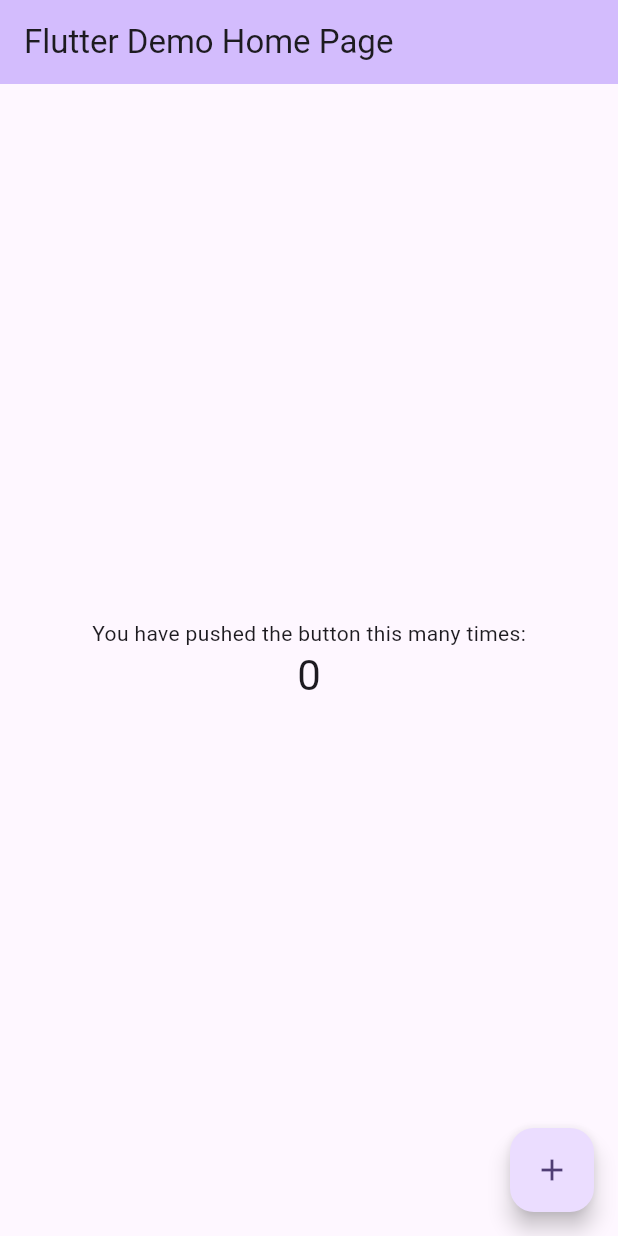
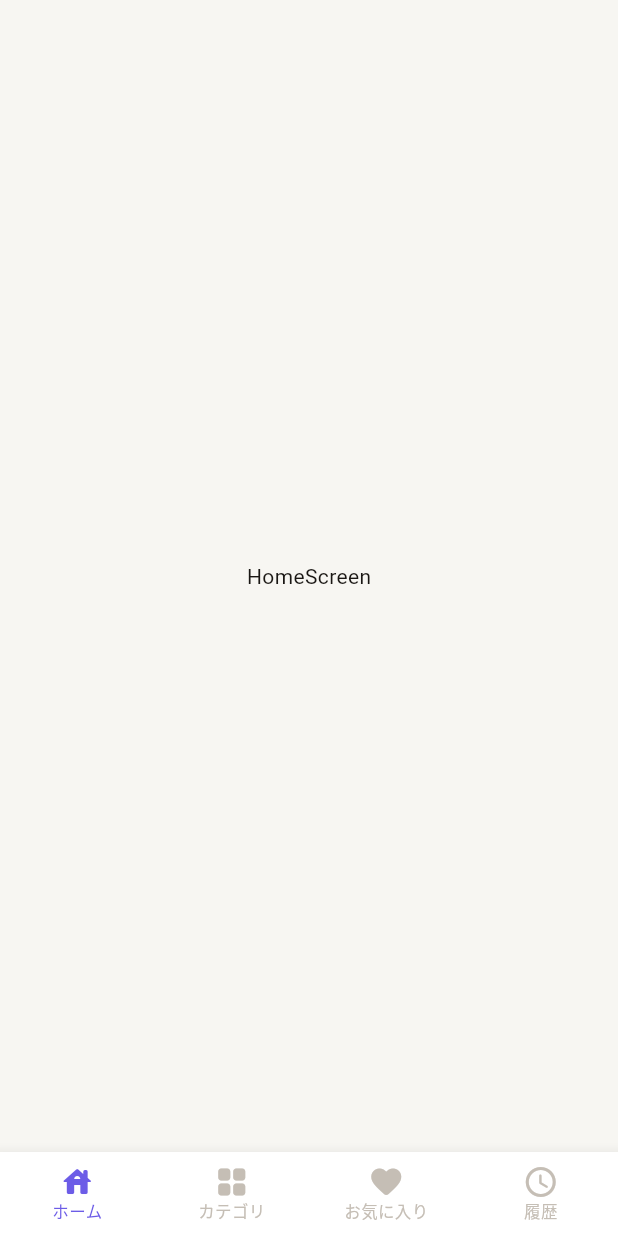
Before and after one commit to ayaka400/quizt_flutter, a Flutter app: the screen it shows after launch, on a phone screen of 412 x 824 dp. Run offline on Flutter 3.47's test engine with Material 3 defaults, Android fonts, the light colour scheme and no system bars; our stand-ins replace flutter_riverpod, hive; accounts and stored records are empty; Roboto replaces fonts that are missing (Helvetica Neue).

Commit message:
ナビゲーション骨格（BottomTab + 空画面）作成

```diff
--- /dev/null
+++ b/lib/app.dart
@@ -0,0 +1,47 @@
+import 'package:flutter/material.dart';
+import 'package:quizt_flutter/screens/category/category_screen.dart';
+import 'package:quizt_flutter/screens/favorites/favorites_screen.dart';
+import 'package:quizt_flutter/screens/history/history_screen.dart';
+import 'package:quizt_flutter/screens/home/home_screen.dart';
+import 'package:quizt_flutter/theme/app_theme.dart';
+
+class App extends StatefulWidget {
+  const App({super.key});
+
+  @override
+  State<App> createState() => _AppState();
+}
+
+class _AppState extends State<App> {
+  int _currentIndex = 0;
+
+  final _screens = const [
+    HomeScreen(),
+    CategoryScreen(),
+    FavoritesScreen(),
+    HistoryScreen(),
+  ];
+
+  @override
+  Widget build(BuildContext context) {
+    return Scaffold(
+      body: _screens[_currentIndex],
+      bottomNavigationBar: BottomNavigationBar(
+        currentIndex: _currentIndex,
+        onTap: (index) => setState(() => _currentIndex = index),
+        type: BottomNavigationBarType.fixed,
+        backgroundColor: AppTheme.surface,
+        selectedItemColor: AppTheme.accent,
+        unselectedItemColor: AppTheme.ink4,
+        selectedFontSize: 11,
+        unselectedFontSize: 11,
+        items: const [
+          BottomNavigationBarItem(icon: Icon(Icons.house_rounded), label: 'ホーム'),
+          BottomNavigationBarItem(icon: Icon(Icons.grid_view_rounded), label: 'カテゴリ'),
+          BottomNavigationBarItem(icon: Icon(Icons.favorite_rounded), label: 'お気に入り'),
+          BottomNavigationBarItem(icon: Icon(Icons.access_time_rounded), label: '履歴'),
+        ],
+      ),
+    );
+  }
+}
--- a/lib/main.dart
+++ b/lib/main.dart
@@ -1,122 +1,22 @@
 import 'package:flutter/material.dart';
+import 'package:flutter_riverpod/flutter_riverpod.dart';
+import 'package:quizt_flutter/screens/splash/splash_screen.dart';
+import 'package:quizt_flutter/theme/app_theme.dart';
 
 void main() {
-  runApp(const MyApp());
+  runApp(const ProviderScope(child: QuiztApp()));
 }
 
-class MyApp extends StatelessWidget {
-  const MyApp({super.key});
+class QuiztApp extends StatelessWidget {
+  const QuiztApp({super.key});
 
-  // This widget is the root of your application.
   @override
   Widget build(BuildContext context) {
     return MaterialApp(
-      title: 'Flutter Demo',
-      theme: ThemeData(
-        // This is the theme of your application.
-        //
-        // TRY THIS: Try running your application with "flutter run". You'll see
-        // the application has a purple toolbar. Then, without quitting the app,
-        // try changing the seedColor in the colorScheme below to Colors.green
-        // and then invoke "hot reload" (save your changes or press the "hot
-        // reload" button in a Flutter-supported IDE, or press "r" if you used
-        // the command line to start the app).
-        //
-        // Notice that the counter didn't reset back to zero; the application
-        // state is not lost during the reload. To reset the state, use hot
-        // restart instead.
-        //
-        // This works for code too, not just values: Most code changes can be
-        // tested with just a hot reload.
-        colorScheme: ColorScheme.fromSeed(seedColor: Colors.deepPurple),
-      ),
-      home: const MyHomePage(title: 'Flutter Demo Home Page'),
+      title: 'Quizt',
+      theme: AppTheme.theme,
+      debugShowCheckedModeBanner: false,
+      home: const SplashScreen(),
     );
   }
 }
-
-class MyHomePage extends StatefulWidget {
-  const MyHomePage({super.key, required this.title});
-
-  // This widget is the home page of your application. It is stateful, meaning
-  // that it has a State object (defined below) that contains fields that affect
-  // how it looks.
-
-  // This class is the configuration for the state. It holds the values (in this
-  // case the title) provided by the parent (in this case the App widget) and
-  // used by the build method of the State. Fields in a Widget subclass are
-  // always marked "final".
-
-  final String title;
-
-  @override
-  State<MyHomePage> createState() => _MyHomePageState();
-}
-
-class _MyHomePageState extends State<MyHomePage> {
-  int _counter = 0;
-
-  void _incrementCounter() {
-    setState(() {
-      // This call to setState tells the Flutter framework that something has
-      // changed in this State, which causes it to rerun the build method below
-      // so that the display can reflect the updated values. If we changed
-      // _counter without calling setState(), then the build method would not be
-      // called again, and so nothing would appear to happen.
-      _counter++;
-    });
-  }
-
-  @override
-  Widget build(BuildContext context) {
-    // This method is rerun every time setState is called, for instance as done
-    // by the _incrementCounter method above.
-    //
-    // The Flutter framework has been optimized to make rerunning build methods
-    // fast, so that you can just rebuild anything that needs updating rather
-    // than having to individually change instances of widgets.
-    return Scaffold(
-      appBar: AppBar(
-        // TRY THIS: Try changing the color here to a specific color (to
-        // Colors.amber, perhaps?) and trigger a hot reload to see the AppBar
-        // change color while the other colors stay the same.
-        backgroundColor: Theme.of(context).colorScheme.inversePrimary,
-        // Here we take the value from the MyHomePage object that was created by
-        // the App.build method, and use it to set our appbar title.
-        title: Text(widget.title),
-      ),
-      body: Center(
-        // Center is a layout widget. It takes a single child and positions it
-        // in the middle of the parent.
-        child: Column(
-          // Column is also a layout widget. It takes a list of children and
-          // arranges them vertically. By default, it sizes itself to fit its
-          // children horizontally, and tries to be as tall as its parent.
-          //
-          // Column has various properties to control how it sizes itself and
-          // how it positions its children. Here we use mainAxisAlignment to
-          // center the children vertically; the main axis here is the vertical
-          // axis because Columns are vertical (the cross axis would be
-          // horizontal).
-          //
-          // TRY THIS: Invoke "debug painting" (choose the "Toggle Debug Paint"
-          // action in the IDE, or press "p" in the console), to see the
-          // wireframe for each widget.
-          mainAxisAlignment: MainAxisAlignment.center,
-          children: <Widget>[
-            const Text('You have pushed the button this many times:'),
-            Text(
-              '$_counter',
-              style: Theme.of(context).textTheme.headlineMedium,
-            ),
-          ],
-        ),
-      ),
-      floatingActionButton: FloatingActionButton(
-        onPressed: _incrementCounter,
-        tooltip: 'Increment',
-        child: const Icon(Icons.add),
-      ), // This trailing comma makes auto-formatting nicer for build methods.
-    );
-  }
-}
--- /dev/null
+++ b/lib/screens/home/home_screen.dart
@@ -0,0 +1,16 @@
+import 'package:flutter/material.dart';
+import 'package:quizt_flutter/theme/app_theme.dart';
+
+class HomeScreen extends StatelessWidget {
+  const HomeScreen({super.key});
+
+  @override
+  Widget build(BuildContext context) {
+    return const Scaffold(
+      backgroundColor: AppTheme.bg,
+      body: Center(
+        child: Text('HomeScreen', style: TextStyle(color: AppTheme.ink)),
+      ),
+    );
+  }
+}
--- /dev/null
+++ b/lib/theme/app_theme.dart
@@ -0,0 +1,45 @@
+import 'package:flutter/material.dart';
+
+class AppTheme {
+  AppTheme._();
+
+  // カラー
+  static const Color bg = Color(0xFFF7F6F2);
+  static const Color surface = Color(0xFFFFFFFF);
+  static const Color surface2 = Color(0xFFF1EFE9);
+  static const Color ink = Color(0xFF1A1714);
+  static const Color ink2 = Color(0xFF4A4540);
+  static const Color ink3 = Color(0xFF8A847D);
+  static const Color ink4 = Color(0xFFC5BEB5);
+  static const Color line = Color(0xFFECE8E0);
+  static const Color accent = Color(0xFF6C5CE7);
+  static const Color accentSoft = Color(0xFFECE9FF);
+  static const Color success = Color(0xFF2EC27E);
+  static const Color danger = Color(0xFFE0535B);
+
+  // スペーシング
+  static const double screenPadding = 24;
+  static const double cardPadding = 20;
+
+  // 角丸
+  static const double rSm = 10;
+  static const double rMd = 14;
+  static const double rLg = 20;
+  static const double rXl = 28;
+
+  static ThemeData get theme => ThemeData(
+        scaffoldBackgroundColor: bg,
+        colorScheme: const ColorScheme.light(
+          primary: accent,
+          surface: surface,
+          error: danger,
+        ),
+        fontFamily: 'Helvetica Neue',
+        appBarTheme: const AppBarTheme(
+          backgroundColor: bg,
+          foregroundColor: ink,
+          elevation: 0,
+          centerTitle: false,
+        ),
+      );
+}
```
Also changed, not shown: lib/screens/category/category_screen.dart (added, +16 -0 lines), lib/screens/favorites/favorites_screen.dart (added, +16 -0 lines), lib/screens/history/history_screen.dart (added, +16 -0 lines), lib/screens/settings/settings_screen.dart (added, +16 -0 lines), lib/screens/splash/splash_screen.dart (added, +56 -0 lines), 3 other files.
